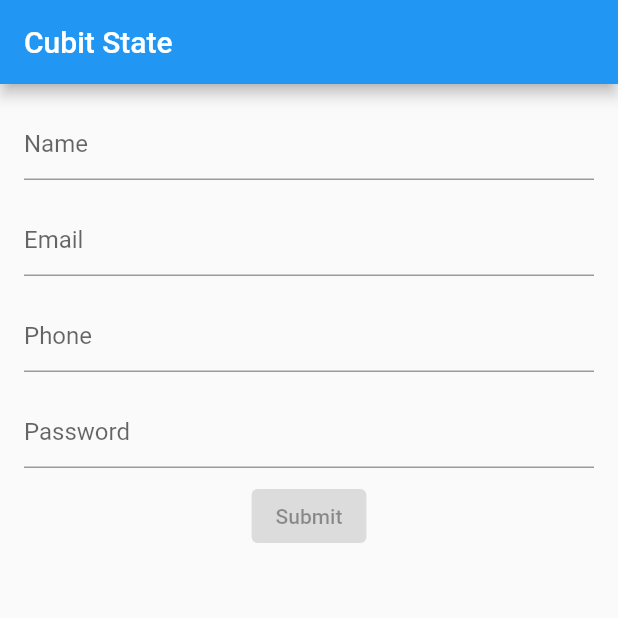
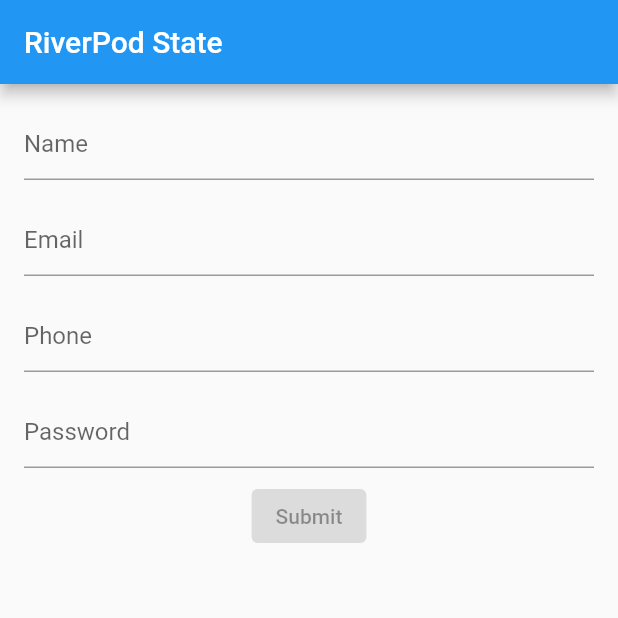
Before and after one commit to hamishnorton/flutter_state_example, a Flutter app: the screen it shows after launch, on a phone screen of 412 x 824 dp, the top half of it. Run offline on Flutter 3.47's test engine with Material 2 defaults, Android fonts, the phone set to English and light mode, and no system bars; our stand-ins replace bloc, file_picker, flutter_bloc, flutter_riverpod.

Commit message:
Added RiverPod example

```diff
--- a/lib/cubit/cubit_state_screen.dart
+++ b/lib/cubit/cubit_state_screen.dart
@@ -99,7 +99,6 @@
               BlocBuilder<FormCubit, CubitFormState>(
                 buildWhen: (p, c) => (c.isValid != p.isValid),
                 builder: (context, state) {
-                  print('isValid Changed');
                   return ElevatedButton(
                     onPressed: (state.isValid)
                         ? () {
--- a/lib/main.dart
+++ b/lib/main.dart
@@ -1,13 +1,22 @@
 import 'package:flutter/material.dart';
-import 'package:flutter_bloc/flutter_bloc.dart';
-import 'package:flutter_state_example/cubit/cubit_state_screen.dart';
-import 'package:flutter_state_example/cubit/form_cubit.dart';
+import 'package:flutter_riverpod/flutter_riverpod.dart';
+
+import 'riverpod/riverpod_screen.dart';
 
 void main() {
-  runApp(const MyApp());
+  // Form State && Cubit
+  //runApp(const MyApp());
 
+  // Provider
   // runApp(ChangeNotifierProvider(
   //     create: (_) => FormProvider(), child: const MyApp()));
+
+  // RiverPod
+  runApp(
+    const ProviderScope(
+      child: MyApp(),
+    ),
+  );
 }
 
 class MyApp extends StatelessWidget {
@@ -21,13 +30,22 @@
       theme: ThemeData(
         primarySwatch: Colors.blue,
       ),
+
+      // FormState
       //home: const FormStateScreen(),
+
+      // Provider
       // home: ChangeNotifierProvider(
       //     create: (_) => FormProvider(), child: const ProviderStateScreen()),
-        home: BlocProvider<FormCubit>(
-          create: (BuildContext context) => FormCubit(),
-          child: const CubitStateScreen(),
-        ));
+
+      // Cubit
+      // home: BlocProvider<FormCubit>(
+      //   create: (BuildContext context) => FormCubit(),
+      //   child: const CubitStateScreen(),
+      // ));
+
+      home: const RiverPodScreen(),
+    );
   }
 }
 
--- /dev/null
+++ b/lib/riverpod/form_model.dart
@@ -0,0 +1,34 @@
+import 'package:flutter/material.dart';
+import 'package:flutter_state_example/riverpod/validation_model.dart';
+
+@immutable // todo: find out if this is needed as the class is already immutable by design?
+class FormModel {
+  final ValidationModel name;
+  final ValidationModel email;
+  final ValidationModel phone;
+  final ValidationModel password;
+
+  const FormModel(this.name, this.email, this.phone, this.password);
+
+  get isValid =>
+      (name.isValid && email.isValid && phone.isValid && password.isValid);
+
+  FormModel.empty()
+      : name = ValidationModel.empty(),
+        email = ValidationModel.empty(),
+        phone = ValidationModel.empty(),
+        password = ValidationModel.empty();
+
+  FormModel copyWith(
+      {ValidationModel? name,
+      ValidationModel? email,
+      ValidationModel? phone,
+      ValidationModel? password}) {
+    return FormModel(
+      name ?? this.name,
+      email ?? this.email,
+      phone ?? this.phone,
+      password ?? this.password,
+    );
+  }
+}
--- /dev/null
+++ b/lib/riverpod/form_state_notifier.dart
@@ -0,0 +1,33 @@
+import 'package:flutter_riverpod/flutter_riverpod.dart';
+import 'package:flutter_state_example/riverpod/validation_model.dart';
+import 'package:flutter_state_example/validator.dart';
+
+import 'form_model.dart';
+
+class FormStateNotifier extends StateNotifier<FormModel> {
+  FormStateNotifier() : super(FormModel.empty());
+
+  void nameValidated(String? name) {
+    if (name == state.name.value) return; // 'Might' prevent a rebuild
+    final newVm = ValidationModel(name, Validator.isName(name));
+    state = state.copyWith(name: newVm);
+  }
+
+  void emailValidated(String? email) {
+    if (email == state.email.value) return;
+    final newVm = ValidationModel(email, Validator.isEmail(email));
+    state = state.copyWith(email: newVm);
+  }
+
+  void phoneValidated(String? phone) {
+    if (phone == state.phone.value) return;
+    final newVm = ValidationModel(phone, Validator.isPhone(phone));
+    state = state.copyWith(phone: newVm);
+  }
+
+  void passwordValidated(String? password) {
+    if (password == state.password.value) return;
+    final newVm = ValidationModel(password, Validator.isPassword(password));
+    state = state.copyWith(password: newVm);
+  }
+}
--- /dev/null
+++ b/lib/riverpod/riverpod.dart
@@ -0,0 +1,11 @@
+import 'package:flutter_riverpod/flutter_riverpod.dart';
+
+import 'form_model.dart';
+import 'form_state_notifier.dart';
+
+export 'riverpod_screen.dart';
+
+final formStateProvider =
+    StateNotifierProvider<FormStateNotifier, FormModel>((ref) {
+  return FormStateNotifier();
+});
--- /dev/null
+++ b/lib/riverpod/riverpod_screen.dart
@@ -0,0 +1,32 @@
+import 'package:flutter/material.dart';
+
+import 'widgets/riverpod_form.dart';
+
+class RiverPodScreen extends StatefulWidget {
+  const RiverPodScreen({Key? key}) : super(key: key);
+
+  @override
+  State<RiverPodScreen> createState() => _RiverPodScreenState();
+}
+
+class _RiverPodScreenState extends State<RiverPodScreen> {
+  @override
+  void initState() {
+    super.initState();
+  }
+
+  @override
+  void dispose() {
+    super.dispose();
+  }
+
+  @override
+  Widget build(BuildContext context) {
+    return Scaffold(
+      appBar: AppBar(title: const Text('RiverPod State')),
+      body: const SafeArea(
+        child: Padding(padding: EdgeInsets.all(8.0), child: RiverPodForm()),
+      ),
+    );
+  }
+}
--- /dev/null
+++ b/lib/riverpod/validation_model.dart
@@ -0,0 +1,9 @@
+class ValidationModel {
+  final String? value;
+  final String? error;
+  ValidationModel(this.value, this.error);
+
+  ValidationModel.empty() : this(null, null);
+
+  get isValid => (value != null && (error ?? '').isEmpty);
+}
--- /dev/null
+++ b/lib/riverpod/widgets/riverpod_field.dart
@@ -0,0 +1,34 @@
+import 'package:flutter/material.dart';
+import 'package:flutter/services.dart'; // for FilteringTextInputFormatter
+
+class RiverPodField extends StatelessWidget {
+  const RiverPodField({
+    Key? key,
+    required this.errorText,
+    required this.hintText,
+    this.inputFormatters,
+    this.keyboardType = TextInputType.text,
+    this.onChanged,
+    this.initialValue = '',
+  }) : super(key: key);
+
+  final String? errorText;
+  final String hintText;
+  final String initialValue;
+  final List<TextInputFormatter>? inputFormatters;
+  final TextInputType keyboardType;
+  final Function(String?)? onChanged;
+
+  @override
+  Widget build(BuildContext context) {
+    return Padding(
+      padding: const EdgeInsets.all(8.0),
+      child: TextFormField(
+        initialValue: initialValue,
+        onChanged: onChanged,
+        inputFormatters: inputFormatters,
+        decoration: InputDecoration(hintText: hintText, errorText: errorText),
+      ),
+    );
+  }
+}
--- /dev/null
+++ b/lib/riverpod/widgets/riverpod_form.dart
@@ -0,0 +1,121 @@
+import 'package:flutter/material.dart';
+import 'package:flutter/services.dart';
+import 'package:flutter_riverpod/flutter_riverpod.dart';
+
+import '../form_model.dart';
+import '../riverpod.dart';
+import '../validation_model.dart';
+import 'riverpod_field.dart';
+
+// To clean up below in your application you could replace the consumers
+// with specific widgets for each of the fields that extends ConsumerWidget
+// and is composed of the generic type widget
+
+class RiverPodForm extends ConsumerWidget {
+  const RiverPodForm({
+    Key? key,
+  }) : super(key: key);
+
+  @override
+  Widget build(BuildContext context, WidgetRef ref) {
+    return Column(
+      children: [
+        Consumer(
+          builder: (context, ref, child) {
+            ValidationModel name =
+                ref.watch(formStateProvider.select((f) => f.name));
+            return RiverPodField(
+              hintText: 'Name',
+              keyboardType: TextInputType.name,
+              initialValue: name.value ?? '',
+              onChanged: (value) =>
+                  ref.read(formStateProvider.notifier).nameValidated(value),
+              errorText: name.error,
+            );
+          },
+        ),
+        Consumer(
+          builder: (context, ref, child) {
+            ValidationModel email =
+                ref.watch(formStateProvider.select((f) => f.email));
+            return RiverPodField(
+              keyboardType: TextInputType.emailAddress,
+              hintText: 'Email',
+              initialValue: email.value ?? '',
+              onChanged: (value) =>
+                  ref.read(formStateProvider.notifier).emailValidated(value),
+              errorText: email.error,
+            );
+          },
+        ),
+        Consumer(
+          builder: (context, ref, child) {
+            ValidationModel phone =
+                ref.watch(formStateProvider.select((f) => f.phone));
+            return RiverPodField(
+              hintText: 'Phone',
+              initialValue: phone.value ?? '',
+              keyboardType: TextInputType.phone,
+              inputFormatters: [
+                FilteringTextInputFormatter.singleLineFormatter,
+                FilteringTextInputFormatter.allow(RegExp("[0-9]+"))
+              ],
+              onChanged: (value) =>
+                  ref.read(formStateProvider.notifier).phoneValidated(value),
+              errorText: phone.error,
+            );
+          },
+        ),
+        Consumer(
+          builder: (context, ref, child) {
+            ValidationModel password =
+                ref.watch(formStateProvider.select((f) => f.password));
+            return Padding(
+              padding: const EdgeInsets.all(8.0),
+              child: TextFormField(
+                initialValue: password.value ?? '',
+                // probably not a good practise with a password
+                obscureText: true,
+                decoration: InputDecoration(
+                    hintText: 'Password', errorText: password.error),
+                onChanged: (value) => ref
+                    .read(formStateProvider.notifier)
+                    .passwordValidated(value),
+                inputFormatters: [
+                  FilteringTextInputFormatter.singleLineFormatter,
+                ],
+              ),
+            );
+          },
+        ),
+        Consumer(
+          builder: (context, ref, child) {
+            bool isValid =
+                ref.watch(formStateProvider.select((f) => f.isValid));
+            return ElevatedButton(
+              onPressed: (isValid)
+                  ? () {
+                      FormModel fm = ref.read(formStateProvider);
+                      ScaffoldMessenger.of(context).showSnackBar(
+                        SnackBar(
+                            content: Column(
+                          mainAxisSize: MainAxisSize.min,
+                          children: [
+                            const Text('Processing Data'),
+                            Text('Name: ${fm.name.value}'),
+                            Text('Email: ${fm.email.value}'),
+                            Text('Phone: ${fm.phone.value}'),
+                            Text('Password: ${fm.password.value}'),
+                          ],
+                        )),
+                      );
+                    }
+                  : null,
+              child: const Text('Submit'),
+            );
+          },
+        )
+      ],
+    );
+  }
+}
--- a/pubspec.yaml
+++ b/pubspec.yaml
@@ -38,6 +38,9 @@
   provider: ^6.0.2
   flutter_bloc: ^8.0.1
   equatable: ^2.0.3
+  flutter_hooks: ^0.18.0
+  hooks_riverpod: ^2.0.0-dev.4
+
 
 
 dev_dependencies:
```
Also changed, not shown: pubspec.lock. Lines whose indentation alone changed are shown as unchanged.
